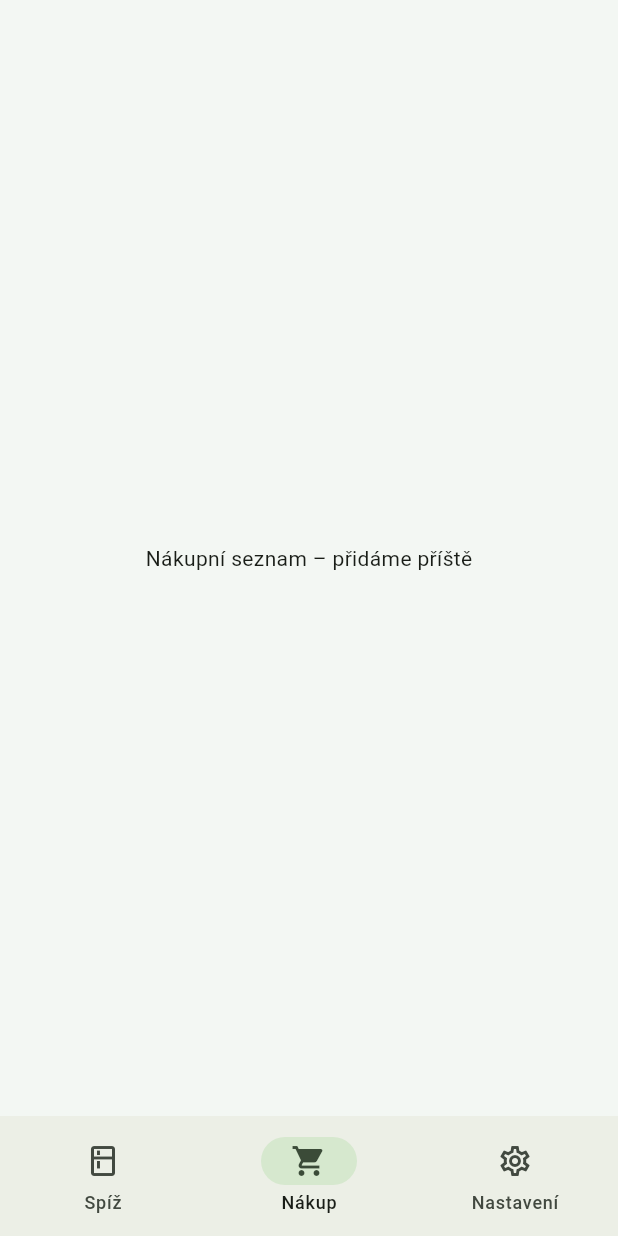
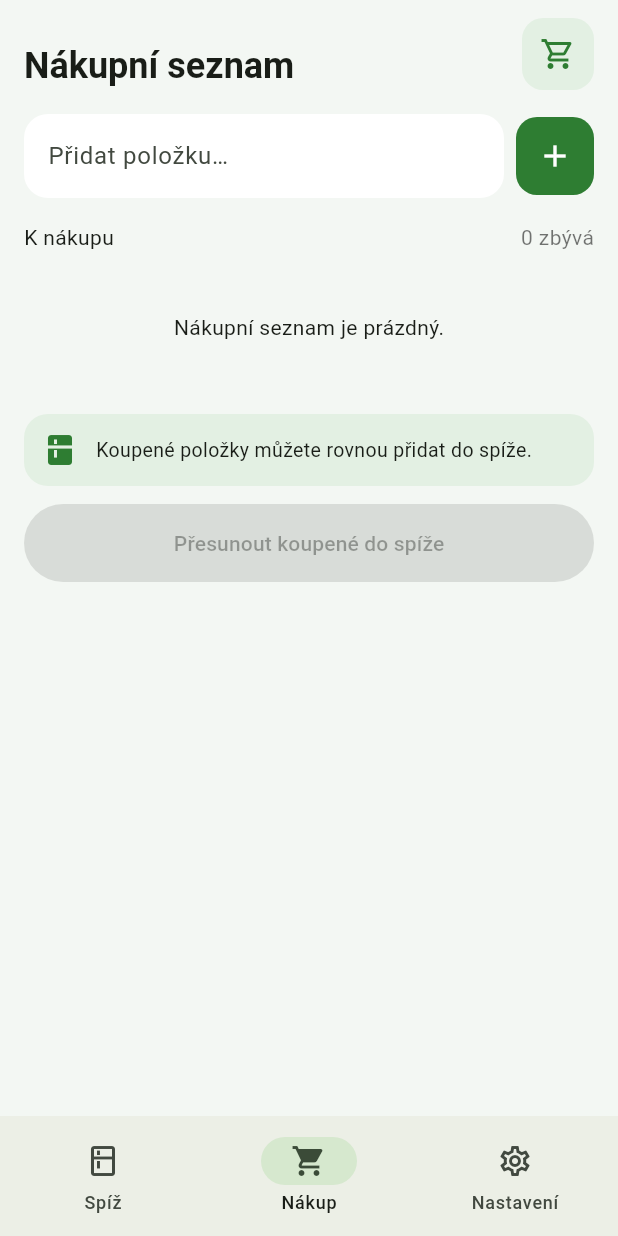
Before and after one commit to TadeVanek/spiz_app, a Flutter app: the screen it shows once a user with an empty profile is signed in, item 2 of the bottom bar chosen, on a phone screen of 412 x 824 dp. Run offline on Flutter 3.47's test engine with Material 3 defaults, Android fonts, the phone set to English and light mode, and no system bars; our stand-ins replace cloud_firestore, firebase_auth, firebase_core; accounts and stored records are empty.

Commit message:
Nastaveni a nakupni seznam

```diff
--- a/lib/screens/add_item_screen.dart
+++ b/lib/screens/add_item_screen.dart
@@ -54,7 +54,7 @@ class _AddItemScreenState extends State<AddItemScreen> {
       expiration: _expiration,
       category: _category,
     );
-    Navigator.pop(context);
+    Navigator.pop(context, true);
   }
 
   InputDecoration _decoration(String label, {Widget? suffix}) =>
--- a/lib/screens/main_shell.dart
+++ b/lib/screens/main_shell.dart
@@ -1,7 +1,8 @@
 import 'package:flutter/material.dart';
 
-import 'home_screen.dart';
 import 'pantry_screen.dart';
+import 'settings_screen.dart';
+import 'shopping_screen.dart';
 
 class MainShell extends StatefulWidget {
   final String householdId;
@@ -17,14 +18,12 @@ class _MainShellState extends State<MainShell> {
   @override
   Widget build(BuildContext context) {
     return Scaffold(
-      // IndexedStack drží všechny záložky "naživu", takže se neztratí filtry
       body: IndexedStack(
         index: _index,
         children: [
           PantryScreen(householdId: widget.householdId),
-          const Center(child: Text('Nákupní seznam – přidáme příště')),
-          // Dočasně: stávající obrazovka s kódem domácnosti jako "Nastavení"
-          HomeScreen(householdId: widget.householdId),
+          ShoppingScreen(householdId: widget.householdId),
+          SettingsScreen(householdId: widget.householdId),
         ],
       ),
       bottomNavigationBar: NavigationBar(
--- /dev/null
+++ b/lib/screens/shopping_screen.dart
@@ -0,0 +1,267 @@
+import 'package:flutter/material.dart';
+
+import '../models/food_item.dart';
+import '../services/household_service.dart';
+import '../services/shopping_service.dart';
+import '../theme.dart';
+import 'add_item_screen.dart';
+
+class ShoppingScreen extends StatefulWidget {
+  final String householdId;
+  const ShoppingScreen({super.key, required this.householdId});
+
+  @override
+  State<ShoppingScreen> createState() => _ShoppingScreenState();
+}
+
+class _ShoppingScreenState extends State<ShoppingScreen> {
+  late final ShoppingService _service = ShoppingService(widget.householdId);
+  final _controller = TextEditingController();
+
+  @override
+  void dispose() {
+    _controller.dispose();
+    super.dispose();
+  }
+
+  void _add() {
+    final text = _controller.text.trim();
+    if (text.isEmpty) return;
+    _service.add(text);
+    _controller.clear();
+  }
+
+  /// Koupené položky se do spíže přesunou jednu po druhé:
+  /// otevře se formulář s předvyplněným názvem a doplníš expiraci.
+  Future<void> _moveToPantry(List<ShoppingItem> checked) async {
+    for (final item in checked) {
+      if (!mounted) return;
+      final saved = await Navigator.push<bool>(
+        context,
+        MaterialPageRoute(
+          builder: (_) => AddItemScreen(
+            householdId: widget.householdId,
+            initialName: item.name,
+          ),
+        ),
+      );
+      if (saved != true) break; // uživatel dal "Zrušit"
+      _service.delete(item.id);
+    }
+  }
+
+  @override
+  Widget build(BuildContext context) {
+    return Scaffold(
+      body: SafeArea(
+        child: Column(
+          children: [
+            // Hlavička
+            Padding(
+              padding: const EdgeInsets.fromLTRB(16, 12, 16, 0),
+              child: Row(
+                children: [
+                  Expanded(
+                    child: StreamBuilder(
+                      stream: HouseholdService().householdStream(
+                        widget.householdId,
+                      ),
+                      builder: (context, snap) {
+                        final name = (snap.data?.data()?['name'] ?? '')
+                            .toString();
+                        return Column(
+                          crossAxisAlignment: CrossAxisAlignment.start,
+                          children: [
+                            Text(
+                              name.toUpperCase(),
+                              style: const TextStyle(
+                                fontSize: 11,
+                                letterSpacing: 1.2,
+                                fontWeight: FontWeight.w700,
+                                color: kGreen,
+                              ),
+                            ),
+                            Text(
+                              'Nákupní seznam',
+                              style: Theme.of(context).textTheme.headlineSmall
+                                  ?.copyWith(fontWeight: FontWeight.w600),
+                            ),
+                          ],
+                        );
+                      },
+                    ),
+                  ),
+                  Container(
+                    width: 48,
+                    height: 48,
+                    decoration: BoxDecoration(
+                      color: const Color(0xFFE3F0E3),
+                      borderRadius: BorderRadius.circular(14),
+                    ),
+                    child: const Icon(
+                      Icons.shopping_cart_outlined,
+                      color: kGreen,
+                    ),
+                  ),
+                ],
+              ),
+            ),
+            // Přidání položky
+            Padding(
+              padding: const EdgeInsets.fromLTRB(16, 16, 16, 8),
+              child: Row(
+                children: [
+                  Expanded(
+                    child: TextField(
+                      controller: _controller,
+                      textCapitalization: TextCapitalization.sentences,
+                      onSubmitted: (_) => _add(),
+                      decoration: InputDecoration(
+                        hintText: 'Přidat položku…',
+                        filled: true,
+                        fillColor: Colors.white,
+                        border: OutlineInputBorder(
+                          borderRadius: BorderRadius.circular(16),
+                          borderSide: BorderSide.none,
+                        ),
+                      ),
+                    ),
+                  ),
+                  const SizedBox(width: 8),
+                  IconButton.filled(
+                    onPressed: _add,
+                    style: IconButton.styleFrom(
+                      backgroundColor: kGreen,
+                      fixedSize: const Size(52, 52),
+                      shape: RoundedRectangleBorder(
+                        borderRadius: BorderRadius.circular(14),
+                      ),
+                    ),
+                    icon: const Icon(Icons.add),
+                  ),
+                ],
+              ),
+            ),
+            // Seznam
+            Expanded(
+              child: StreamBuilder<List<ShoppingItem>>(
+                stream: _service.itemsStream(),
+                builder: (context, snap) {
+                  if (snap.hasError) {
+                    return Center(child: Text('Chyba: ${snap.error}'));
+                  }
+                  final items = snap.data ?? [];
+                  final checked = items.where((i) => i.checked).toList();
+                  final remaining = items.length - checked.length;
+
+                  return ListView(
+                    padding: const EdgeInsets.fromLTRB(16, 8, 16, 24),
+                    children: [
+                      Row(
+                        mainAxisAlignment: MainAxisAlignment.spaceBetween,
+                        children: [
+                          const Text('K nákupu'),
+                          Text(
+                            '$remaining ${czPlural(remaining, 'zbývá', 'zbývají', 'zbývá')}',
+                            style: const TextStyle(color: Colors.black54),
+                          ),
+                        ],
+                      ),
+                      const SizedBox(height: 8),
+                      if (items.isEmpty)
+                        const Padding(
+                          padding: EdgeInsets.symmetric(vertical: 32),
+                          child: Center(
+                            child: Text('Nákupní seznam je prázdný.'),
+                          ),
+                        )
+                      else
+                        ClipRRect(
+                          borderRadius: BorderRadius.circular(16),
+                          child: Column(
+                            children: [
+                              for (int i = 0; i < items.length; i++) ...[
+                                if (i > 0) const Divider(height: 1),
+                                Dismissible(
+                                  key: ValueKey(items[i].id),
+                                  direction: DismissDirection.endToStart,
+                                  background: Container(
+                                    color: kRed,
+                                    alignment: Alignment.centerRight,
+                                    padding: const EdgeInsets.only(right: 24),
+                                    child: const Icon(
+                                      Icons.delete,
+                                      color: Colors.white,
+                                    ),
+                                  ),
+                                  onDismissed: (_) =>
+                                      _service.delete(items[i].id),
+                                  child: CheckboxListTile(
+                                    tileColor: Colors.white,
+                                    activeColor: kGreen,
+                                    controlAffinity:
+                                        ListTileControlAffinity.leading,
+                                    value: items[i].checked,
+                                    onChanged: (v) => _service.setChecked(
+                                      items[i].id,
+                                      v ?? false,
+                                    ),
+                                    title: Text(
+                                      items[i].name,
+                                      style: TextStyle(
+                                        decoration: items[i].checked
+                                            ? TextDecoration.lineThrough
+                                            : null,
+                                        color: items[i].checked
+                                            ? Colors.black45
+                                            : null,
+                                      ),
+                                    ),
+                                  ),
+                                ),
+                              ],
+                            ],
+                          ),
+                        ),
+                      const SizedBox(height: 16),
+                      Container(
+                        padding: const EdgeInsets.all(12),
+                        decoration: BoxDecoration(
+                          color: const Color(0xFFE3F0E3),
+                          borderRadius: BorderRadius.circular(16),
+                        ),
+                        child: const Row(
+                          children: [
+                            Icon(Icons.kitchen, color: kGreen),
+                            SizedBox(width: 12),
+                            Expanded(
+                              child: Text(
+                                'Koupené položky můžete rovnou přidat do spíže.',
+                                style: TextStyle(fontSize: 13),
+                              ),
+                            ),
+                          ],
+                        ),
+                      ),
+                      const SizedBox(height: 12),
+                      FilledButton(
+                        style: FilledButton.styleFrom(
+                          backgroundColor: kGreen,
+                          padding: const EdgeInsets.symmetric(vertical: 16),
+                        ),
+                        onPressed: checked.isEmpty
+                            ? null
+                            : () => _moveToPantry(checked),
+                        child: const Text('Přesunout koupené do spíže'),
+                      ),
+                    ],
+                  );
+                },
+              ),
+            ),
+          ],
+        ),
+      ),
+    );
+  }
+}
--- /dev/null
+++ b/lib/services/shopping_service.dart
@@ -0,0 +1,52 @@
+import 'package:cloud_firestore/cloud_firestore.dart';
+
+class ShoppingItem {
+  final String id;
+  final String name;
+  final bool checked;
+
+  ShoppingItem({required this.id, required this.name, required this.checked});
+
+  factory ShoppingItem.fromDoc(DocumentSnapshot<Map<String, dynamic>> doc) {
+    final d = doc.data()!;
+    return ShoppingItem(
+      id: doc.id,
+      name: d['name'] ?? '',
+      checked: d['checked'] ?? false,
+    );
+  }
+}
+
+class ShoppingService {
+  final String householdId;
+  ShoppingService(this.householdId);
+
+  CollectionReference<Map<String, dynamic>> get _col => FirebaseFirestore
+      .instance
+      .collection('households')
+      .doc(householdId)
+      .collection('shopping');
+
+  Stream<List<ShoppingItem>> itemsStream() {
+    return _col
+        .orderBy('createdAt')
+        .snapshots()
+        .map((s) => s.docs.map(ShoppingItem.fromDoc).toList());
+  }
+
+  void add(String name) {
+    _col.add({
+      'name': name,
+      'checked': false,
+      'createdAt': FieldValue.serverTimestamp(),
+    });
+  }
+
+  void setChecked(String id, bool checked) {
+    _col.doc(id).update({'checked': checked});
+  }
+
+  void delete(String id) {
+    _col.doc(id).delete();
+  }
+}
```
Also changed, not shown: lib/screens/home_screen.dart (deleted, +0 -60 lines), lib/screens/settings_screen.dart (added, +271 -0 lines), lib/services/household_service.dart (+7 -0 lines).
